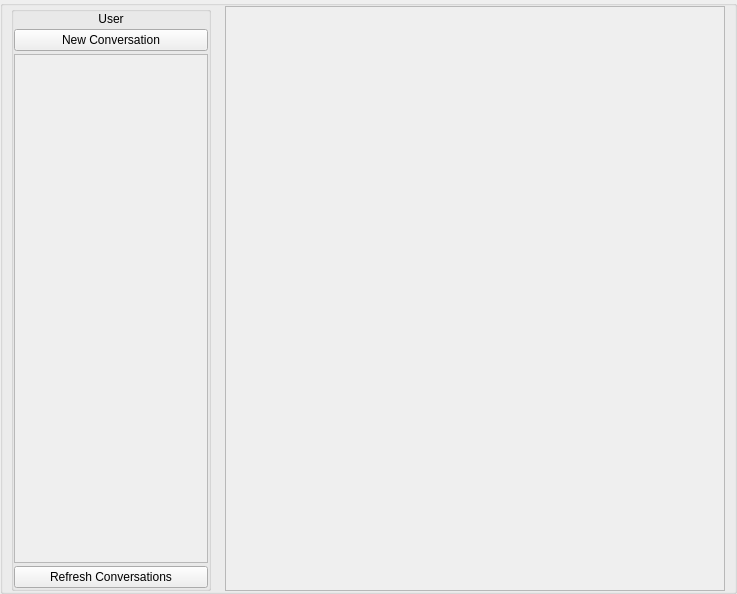
The window that OfflineMessangerClient/messenger_page.ui (tucaEmanuel18/OfflineMessenger) describes before a commit, drawn with Qt 5.
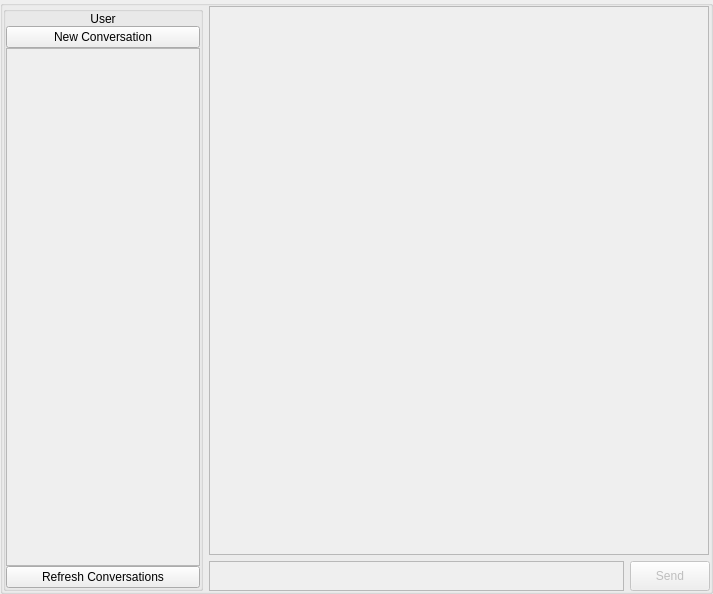
The same window after the commit.

Commit message: implement get_messages functionality

```diff
--- a/OfflineMessangerClient/messenger_page.ui
+++ b/OfflineMessangerClient/messenger_page.ui
@@ -6,7 +6,7 @@
    <rect>
     <x>0</x>
     <y>0</y>
-    <width>737</width>
+    <width>713</width>
     <height>594</height>
    </rect>
   </property>
@@ -46,18 +46,33 @@
       </property>
       <item>
        <widget class="QGroupBox" name="asideWrapper">
+        <property name="sizePolicy">
+         <sizepolicy hsizetype="Expanding" vsizetype="Expanding">
+          <horstretch>0</horstretch>
+          <verstretch>0</verstretch>
+         </sizepolicy>
+        </property>
         <property name="maximumSize">
          <size>
           <width>200</width>
           <height>16777215</height>
          </size>
         </property>
+        <property name="toolTipDuration">
+         <number>-1</number>
+        </property>
+        <property name="layoutDirection">
+         <enum>Qt::LeftToRight</enum>
+        </property>
         <property name="title">
          <string/>
         </property>
+        <property name="alignment">
+         <set>Qt::AlignLeading|Qt::AlignLeft|Qt::AlignTop</set>
+        </property>
         <layout class="QVBoxLayout" name="verticalLayout_2">
          <property name="spacing">
-          <number>3</number>
+          <number>0</number>
          </property>
          <property name="leftMargin">
           <number>0</number>
@@ -73,11 +88,20 @@
          </property>
          <item>
           <widget class="QLabel" name="usernameLabel">
+           <property name="sizePolicy">
+            <sizepolicy hsizetype="Preferred" vsizetype="Minimum">
+             <horstretch>0</horstretch>
+             <verstretch>0</verstretch>
+            </sizepolicy>
+           </property>
            <property name="text">
             <string>User</string>
            </property>
            <property name="alignment">
-            <set>Qt::AlignCenter</set>
+            <set>Qt::AlignHCenter|Qt::AlignTop</set>
+           </property>
+           <property name="indent">
+            <number>-1</number>
            </property>
           </widget>
          </item>
@@ -96,6 +120,9 @@
              <verstretch>0</verstretch>
             </sizepolicy>
            </property>
+           <property name="horizontalScrollBarPolicy">
+            <enum>Qt::ScrollBarAlwaysOff</enum>
+           </property>
            <property name="widgetResizable">
             <bool>true</bool>
            </property>
@@ -105,7 +132,7 @@
               <x>0</x>
               <y>0</y>
               <width>192</width>
-              <height>469</height>
+              <height>478</height>
              </rect>
             </property>
             <property name="minimumSize">
@@ -120,9 +147,12 @@
                <property name="orientation">
                 <enum>Qt::Vertical</enum>
                </property>
+               <property name="sizeType">
+                <enum>QSizePolicy::Expanding</enum>
+               </property>
                <property name="sizeHint" stdset="0">
                 <size>
-                 <width>20</width>
+                 <width>10</width>
                  <height>40</height>
                 </size>
                </property>
@@ -143,9 +173,14 @@
        </widget>
       </item>
       <item>
-       <widget class="QScrollArea" name="scrollArea">
+       <layout class="QVBoxLayout" name="chatWrapper">
+        <property name="sizeConstraint">
+         <enum>QLayout::SetNoConstraint</enum>
+        </property>
+        <item>
+         <widget class="QScrollArea" name="chatArea">
         <property name="sizePolicy">
-         <sizepolicy hsizetype="Expanding" vsizetype="Preferred">
+           <sizepolicy hsizetype="Expanding" vsizetype="Expanding">
           <horstretch>0</horstretch>
           <verstretch>0</verstretch>
          </sizepolicy>
@@ -156,20 +191,105 @@
           <height>800</height>
          </size>
         </property>
+          <property name="horizontalScrollBarPolicy">
+           <enum>Qt::ScrollBarAlwaysOff</enum>
+          </property>
         <property name="widgetResizable">
          <bool>true</bool>
         </property>
-        <widget class="QWidget" name="scrollAreaWidgetContents_2">
+          <widget class="QWidget" name="chatAreaScroll">
          <property name="geometry">
           <rect>
            <x>0</x>
            <y>0</y>
-           <width>498</width>
-           <height>567</height>
-          </rect>
-         </property>
-        </widget>
-       </widget>
+             <width>497</width>
+             <height>527</height>
+            </rect>
+           </property>
+           <layout class="QVBoxLayout" name="verticalLayout_4">
+            <item>
+             <spacer name="verticalSpacer_2">
+              <property name="orientation">
+               <enum>Qt::Vertical</enum>
+              </property>
+              <property name="sizeHint" stdset="0">
+               <size>
+                <width>20</width>
+                <height>506</height>
+               </size>
+              </property>
+             </spacer>
+            </item>
+           </layout>
+          </widget>
+         </widget>
+        </item>
+        <item>
+         <layout class="QHBoxLayout" name="sendMessageWrapper">
+          <property name="sizeConstraint">
+           <enum>QLayout::SetMinimumSize</enum>
+          </property>
+          <item>
+           <widget class="QPlainTextEdit" name="sendMessageInput">
+            <property name="enabled">
+             <bool>false</bool>
+            </property>
+            <property name="sizePolicy">
+             <sizepolicy hsizetype="Expanding" vsizetype="Minimum">
+              <horstretch>0</horstretch>
+              <verstretch>0</verstretch>
+             </sizepolicy>
+            </property>
+            <property name="minimumSize">
+             <size>
+              <width>0</width>
+              <height>30</height>
+             </size>
+            </property>
+            <property name="font">
+             <font>
+              <pointsize>11</pointsize>
+             </font>
+            </property>
+            <property name="horizontalScrollBarPolicy">
+             <enum>Qt::ScrollBarAsNeeded</enum>
+            </property>
+            <property name="plainText">
+             <string/>
+            </property>
+            <property name="placeholderText">
+             <string notr="true">Write a new message</string>
+            </property>
+           </widget>
+          </item>
+          <item>
+           <widget class="QPushButton" name="sendButton">
+            <property name="enabled">
+             <bool>false</bool>
+            </property>
+            <property name="sizePolicy">
+             <sizepolicy hsizetype="Minimum" vsizetype="Fixed">
+              <horstretch>0</horstretch>
+              <verstretch>0</verstretch>
+             </sizepolicy>
+            </property>
+            <property name="minimumSize">
+             <size>
+              <width>0</width>
+              <height>30</height>
+             </size>
+            </property>
+            <property name="text">
+             <string>Send</string>
+            </property>
+            <property name="default">
+             <bool>false</bool>
+            </property>
+           </widget>
+          </item>
+         </layout>
+        </item>
+       </layout>
       </item>
      </layout>
     </widget>
```
Left out of the diff: 2 changed lines with no effect on the pictures. Lines whose indentation alone changed are shown as unchanged. The commit also changes 24 other files.
